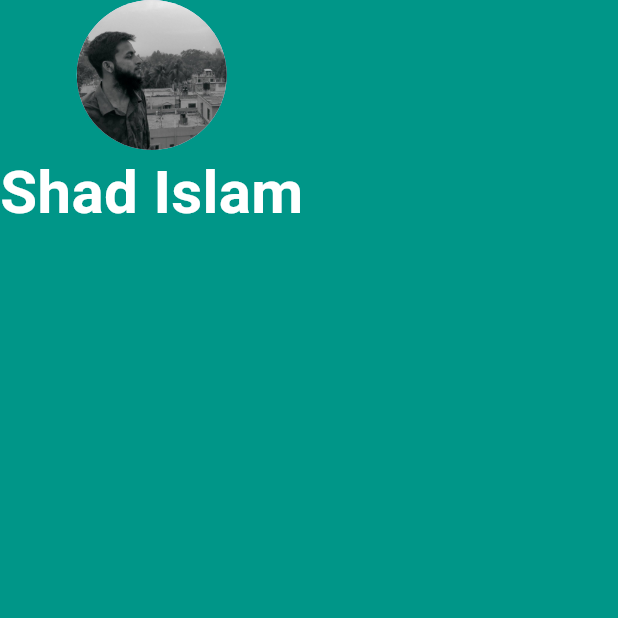
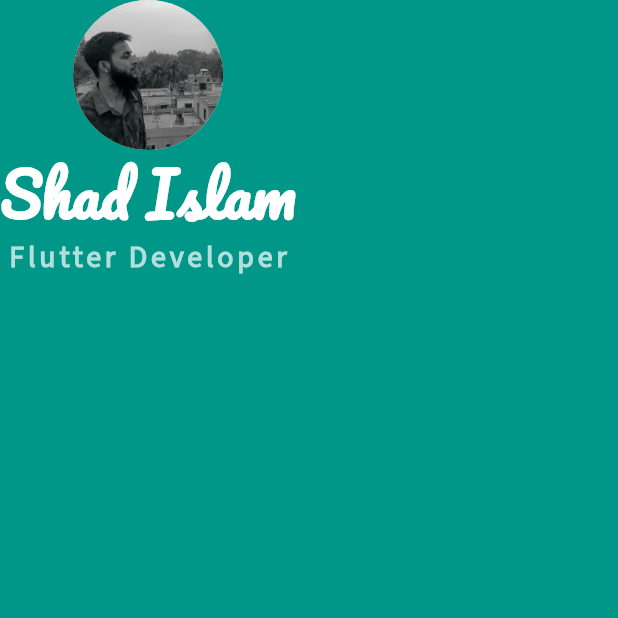
Before and after one commit to Shadislam1/tapping_widgets, a Flutter app: the screen it shows after launch, on a phone screen of 412 x 824 dp, the top half of it. Run offline on Flutter 3.47's test engine with Material 3 defaults, Android fonts, the phone set to English and light mode, and no system bars.

Commit message:
fonts size incriment

```diff
--- a/lib/main.dart
+++ b/lib/main.dart
@@ -28,10 +28,22 @@
               'Shad Islam',
               style: TextStyle(
                 fontSize: 40.0,
+                fontFamily: 'Pacifico',
                 color:Colors.white,
                 fontWeight: FontWeight.bold
               ),
 
+            ),
+
+            Text(
+              'Flutter Developer',
+              style: TextStyle(
+                fontFamily: 'Source Sans 3',
+                color: Colors.teal[100],
+                fontSize: 20.0,
+                letterSpacing: 2.5,
+                fontWeight: FontWeight.bold,
+              ),
             ),
 
           ],
```
Also changed, not shown: pubspec.yaml (+8 -0 lines), fonts/Pacifico-Regular.ttf (added), fonts/SourceSans3-Regular.ttf (added).
